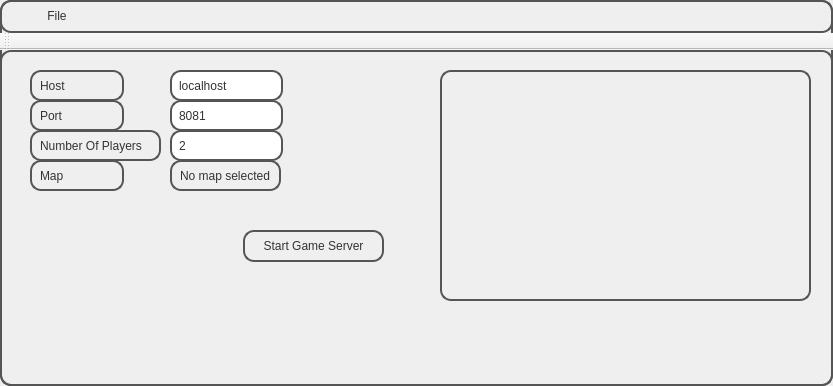
Above: src/python/gamecreator/GameCreator/mainwindow.ui from mkhasseb/ceng498pyrisk before the change. Below: the same form after it.
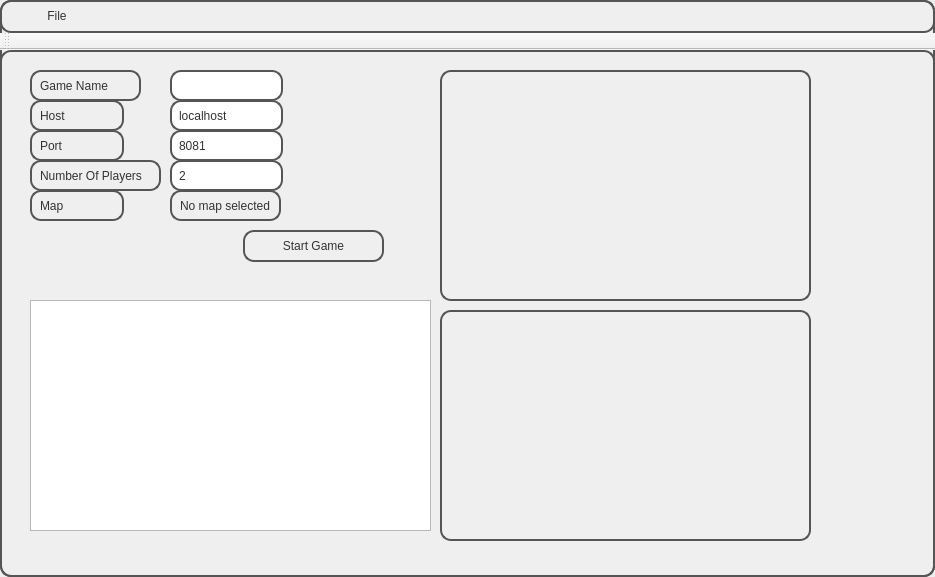
That is the form after the change.

Commit message: Game Creator - multi game PIMBILLAMASI

The edit to the form file:
```diff
--- a/src/python/gamecreator/GameCreator/mainwindow.ui
+++ b/src/python/gamecreator/GameCreator/mainwindow.ui
@@ -9,8 +9,8 @@
    <rect>
     <x>0</x>
     <y>0</y>
-    <width>833</width>
-    <height>386</height>
+    <width>935</width>
+    <height>577</height>
    </rect>
   </property>
   <property name="windowTitle">
@@ -39,7 +39,7 @@
     <property name="geometry">
      <rect>
       <x>170</x>
-      <y>110</y>
+      <y>140</y>
       <width>111</width>
       <height>31</height>
      </rect>
@@ -58,14 +58,14 @@
      </rect>
     </property>
     <property name="text">
-     <string>Start Game Server</string>
+     <string>Start Game</string>
     </property>
    </widget>
    <widget class="QLabel" name="label_2">
     <property name="geometry">
      <rect>
       <x>30</x>
-      <y>50</y>
+      <y>80</y>
       <width>94</width>
       <height>31</height>
      </rect>
@@ -78,7 +78,7 @@
     <property name="geometry">
      <rect>
       <x>170</x>
-      <y>50</y>
+      <y>80</y>
       <width>113</width>
       <height>31</height>
      </rect>
@@ -91,7 +91,7 @@
     <property name="geometry">
      <rect>
       <x>30</x>
-      <y>110</y>
+      <y>140</y>
       <width>94</width>
       <height>31</height>
      </rect>
@@ -104,7 +104,7 @@
     <property name="geometry">
      <rect>
       <x>30</x>
-      <y>80</y>
+      <y>110</y>
       <width>131</width>
       <height>31</height>
      </rect>
@@ -117,7 +117,7 @@
     <property name="geometry">
      <rect>
       <x>170</x>
-      <y>80</y>
+      <y>110</y>
       <width>113</width>
       <height>31</height>
      </rect>
@@ -130,7 +130,7 @@
     <property name="geometry">
      <rect>
       <x>30</x>
-      <y>20</y>
+      <y>50</y>
       <width>94</width>
       <height>31</height>
      </rect>
@@ -143,7 +143,7 @@
     <property name="geometry">
      <rect>
       <x>170</x>
-      <y>20</y>
+      <y>50</y>
       <width>113</width>
       <height>31</height>
      </rect>
@@ -165,14 +165,63 @@
      </rect>
     </property>
    </widget>
+   <widget class="QListWidget" name="gameList">
+    <property name="geometry">
+     <rect>
+      <x>30</x>
+      <y>250</y>
+      <width>401</width>
+      <height>231</height>
+     </rect>
+    </property>
+   </widget>
+   <widget class="QPlainTextEdit" name="gameInfo">
+    <property name="enabled">
+     <bool>false</bool>
+    </property>
+    <property name="geometry">
+     <rect>
+      <x>440</x>
+      <y>260</y>
+      <width>371</width>
+      <height>231</height>
+     </rect>
+    </property>
+   </widget>
+   <widget class="QLabel" name="label_5">
+    <property name="geometry">
+     <rect>
+      <x>30</x>
+      <y>20</y>
+      <width>111</width>
+      <height>31</height>
+     </rect>
+    </property>
+    <property name="text">
+     <string>Game Name</string>
+    </property>
+   </widget>
+   <widget class="QLineEdit" name="gameNameInput">
+    <property name="geometry">
+     <rect>
+      <x>170</x>
+      <y>20</y>
+      <width>113</width>
+      <height>31</height>
+     </rect>
+    </property>
+    <property name="text">
+     <string/>
+    </property>
+   </widget>
   </widget>
   <widget class="QMenuBar" name="menuBar">
    <property name="geometry">
     <rect>
      <x>0</x>
      <y>0</y>
-     <width>833</width>
-     <height>35</height>
+     <width>935</width>
+     <height>37</height>
     </rect>
    </property>
    <widget class="QMenu" name="menuFile">
```
Left out of the diff: 17 changed lines with no effect on the pictures. The commit also changes 4 other files.
